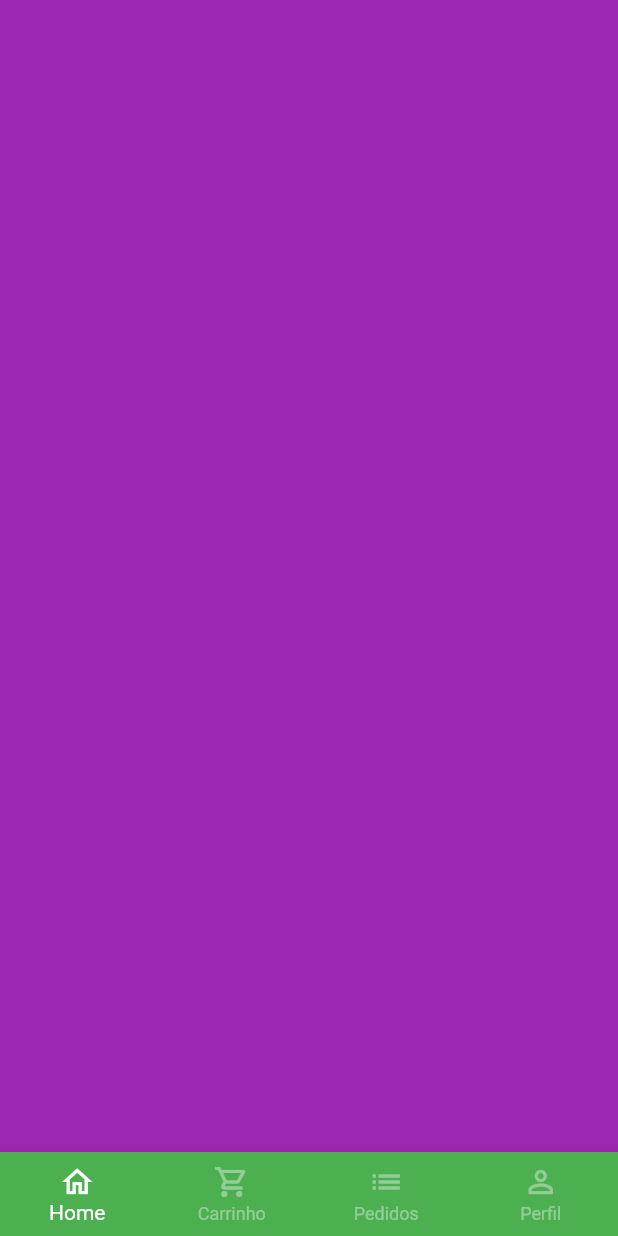
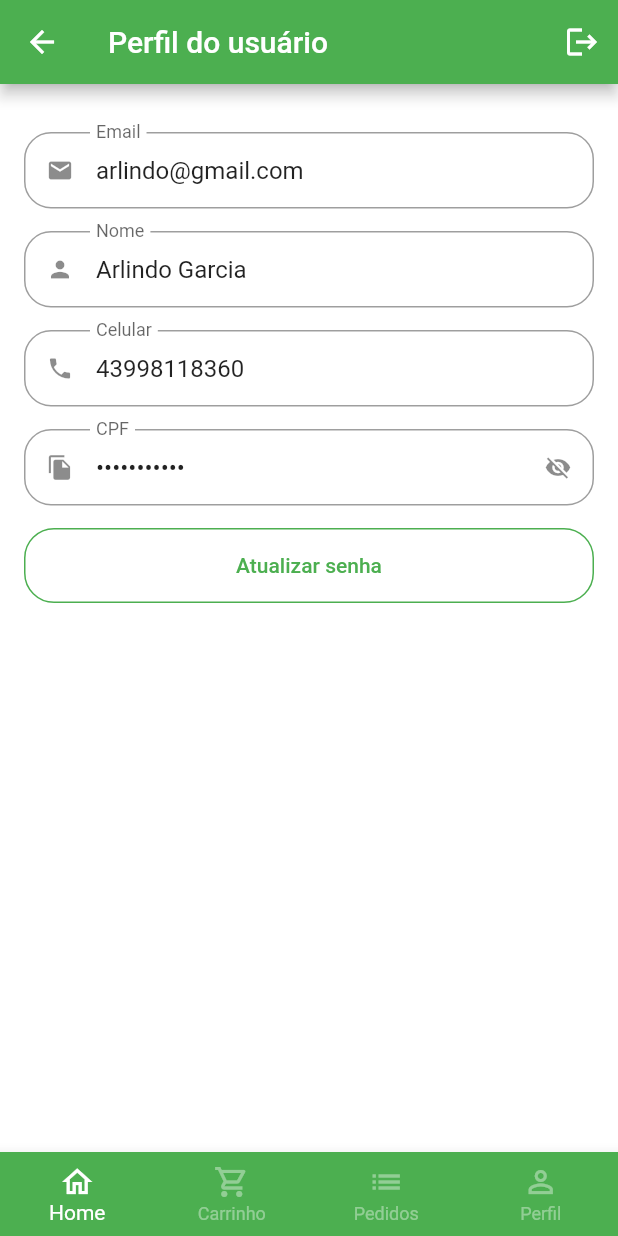
Before and after one commit to arlindogarcia/quitanta_flutter, a Flutter app: the BaseScreen screen opened directly, swiped to page 4, on a phone screen of 412 x 824 dp. Run offline on Flutter 3.47's test engine with Material 2 defaults, Android fonts, the light colour scheme and no system bars; our stand-ins replace animated_text_kit, badges, mask_text_input_formatter.

Commit message:
Feat: tela de perfil

```diff
--- a/lib/src/config/app_data.dart
+++ b/lib/src/config/app_data.dart
@@ -1,5 +1,6 @@
-import 'package:quitanta_flutter/src/config/cart_item_model.dart';
+import 'package:quitanta_flutter/src/models/cart_item_model.dart';
 import 'package:quitanta_flutter/src/models/item_model.dart';
+import 'package:quitanta_flutter/src/models/user_model.dart';
 
 ItemModel apple = ItemModel(
   description:
@@ -89,3 +90,12 @@
     quantity: 3,
   ),
 ];
+
+// Usuário
+UserModel user = UserModel(
+  phone: '43998118360',
+  name: 'Arlindo Garcia',
+  email: 'arlindo@gmail.com',
+  cpf: '12950763901',
+  password: '123456',
+);
--- /dev/null
+++ b/lib/src/models/user_model.dart
@@ -0,0 +1,15 @@
+class UserModel {
+  String name;
+  String email;
+  String phone;
+  String cpf;
+  String password;
+
+  UserModel({
+    required this.name,
+    required this.email,
+    required this.phone,
+    required this.cpf,
+    required this.password,
+  });
+}
--- a/lib/src/pages/auth/sign_in_screen.dart
+++ b/lib/src/pages/auth/sign_in_screen.dart
@@ -1,7 +1,7 @@
 import 'package:animated_text_kit/animated_text_kit.dart';
 import 'package:flutter/material.dart';
 import 'package:quitanta_flutter/src/config/custom_colors.dart';
-import 'package:quitanta_flutter/src/pages/auth/components/custom_text_field.dart';
+import 'package:quitanta_flutter/src/pages/common_widgets/custom_text_field.dart';
 import 'package:quitanta_flutter/src/pages/auth/sign_up_screen.dart';
 import 'package:quitanta_flutter/src/pages/base/base_screen.dart';
 
--- a/lib/src/pages/auth/sign_up_screen.dart
+++ b/lib/src/pages/auth/sign_up_screen.dart
@@ -1,7 +1,7 @@
 import 'package:flutter/material.dart';
 import 'package:mask_text_input_formatter/mask_text_input_formatter.dart';
 import 'package:quitanta_flutter/src/config/custom_colors.dart';
-import 'package:quitanta_flutter/src/pages/auth/components/custom_text_field.dart';
+import 'package:quitanta_flutter/src/pages/common_widgets/custom_text_field.dart';
 
 class SignUpScreen extends StatelessWidget {
   SignUpScreen({Key? key}) : super(key: key);
--- a/lib/src/pages/base/base_screen.dart
+++ b/lib/src/pages/base/base_screen.dart
@@ -1,6 +1,7 @@
 import 'package:flutter/material.dart';
 import 'package:quitanta_flutter/src/pages/cart/cart_tab.dart';
 import 'package:quitanta_flutter/src/pages/home/home_tab.dart';
+import 'package:quitanta_flutter/src/pages/profile/profile_tab.dart';
 
 class BaseScreen extends StatefulWidget {
   const BaseScreen({Key? key}) : super(key: key);
@@ -21,9 +22,9 @@
         controller: pageConttroller,
         children: [
           const HomeTab(),
-          CartTab(),
-          Container(color: Colors.blue),
+          const CartTab(),
           Container(color: Colors.purple),
+          const ProfileTab(),
         ],
       ),
       bottomNavigationBar: BottomNavigationBar(
--- a/lib/src/pages/cart/cart_tab.dart
+++ b/lib/src/pages/cart/cart_tab.dart
@@ -1,5 +1,5 @@
 import 'package:flutter/material.dart';
-import 'package:quitanta_flutter/src/config/cart_item_model.dart';
+import 'package:quitanta_flutter/src/models/cart_item_model.dart';
 import 'package:quitanta_flutter/src/config/custom_colors.dart';
 import 'package:quitanta_flutter/src/pages/cart/components/cart_tile.dart';
 import 'package:quitanta_flutter/src/services/utils_services.dart';
--- a/lib/src/pages/cart/components/cart_tile.dart
+++ b/lib/src/pages/cart/components/cart_tile.dart
@@ -1,5 +1,5 @@
 import 'package:flutter/material.dart';
-import 'package:quitanta_flutter/src/config/cart_item_model.dart';
+import 'package:quitanta_flutter/src/models/cart_item_model.dart';
 import 'package:quitanta_flutter/src/config/custom_colors.dart';
 import 'package:quitanta_flutter/src/pages/common_widgets/quantity_widget.dart';
 import 'package:quitanta_flutter/src/services/utils_services.dart';
--- a/lib/src/pages/auth/components/custom_text_field.dart
+++ b/lib/src/pages/common_widgets/custom_text_field.dart
@@ -6,6 +6,8 @@
   final String label;
   final bool isSecret;
   final List<TextInputFormatter>? inputFormatters;
+  final String? initialValue;
+  final bool readOnly;
 
   const CustomTextField({
     Key? key,
@@ -13,6 +15,8 @@
     required this.label,
     this.isSecret = false,
     this.inputFormatters,
+    this.initialValue,
+    this.readOnly = false,
   }) : super(key: key);
 
   @override
@@ -34,6 +38,8 @@
     return Padding(
       padding: const EdgeInsets.only(bottom: 15),
       child: TextFormField(
+        initialValue: widget.initialValue,
+        readOnly: widget.readOnly,
         inputFormatters: widget.inputFormatters,
         obscureText: isObscure,
         decoration: InputDecoration(
--- /dev/null
+++ b/lib/src/pages/profile/profile_tab.dart
@@ -0,0 +1,154 @@
+import 'package:flutter/material.dart';
+import 'package:quitanta_flutter/src/pages/common_widgets/custom_text_field.dart';
+import 'package:quitanta_flutter/src/config/app_data.dart' as appData;
+
+class ProfileTab extends StatefulWidget {
+  const ProfileTab({Key? key}) : super(key: key);
+
+  @override
+  State<ProfileTab> createState() => _ProfileTabState();
+}
+
+class _ProfileTabState extends State<ProfileTab> {
+  @override
+  Widget build(BuildContext context) {
+    return Scaffold(
+      appBar: AppBar(
+        title: const Text('Perfil do usuário'),
+        actions: [
+          IconButton(
+            onPressed: () {},
+            icon: const Icon(Icons.logout),
+          ),
+        ],
+      ),
+      body: ListView(
+        physics: const BouncingScrollPhysics(),
+        padding: const EdgeInsets.fromLTRB(16, 32, 16, 16),
+        children: [
+          // Email
+          CustomTextField(
+            icon: Icons.email,
+            label: 'Email',
+            initialValue: appData.user.email,
+            readOnly: true,
+          ),
+          // Nome
+          CustomTextField(
+            icon: Icons.person,
+            label: 'Nome',
+            initialValue: appData.user.name,
+            readOnly: true,
+          ),
+          // Celular
+          CustomTextField(
+            icon: Icons.phone,
+            label: 'Celular',
+            initialValue: appData.user.phone,
+            readOnly: true,
+          ),
+          // CPF
+          CustomTextField(
+            icon: Icons.file_copy,
+            label: 'CPF',
+            isSecret: true,
+            initialValue: appData.user.cpf,
+            readOnly: true,
+          ),
+          // Senha
+          SizedBox(
+            height: 50,
+            child: OutlinedButton(
+              style: OutlinedButton.styleFrom(
+                side: const BorderSide(
+                  color: Colors.green,
+                ),
+                shape: RoundedRectangleBorder(
+                  borderRadius: BorderRadius.circular(20),
+                ),
+              ),
+              onPressed: () async {
+                updatePassword();
+              },
+              child: const Text('Atualizar senha'),
+            ),
+          )
+        ],
+      ),
+    );
+  }
+
+  Future<bool?> updatePassword() {
+    return showDialog(
+      context: context,
+      builder: (context) {
+        return Dialog(
+          shape: RoundedRectangleBorder(
+            borderRadius: BorderRadius.circular(20),
+          ),
+          child: Stack(
+            children: [
+              Padding(
+                padding: const EdgeInsets.all(16),
+                child: Column(
+                  crossAxisAlignment: CrossAxisAlignment.stretch,
+                  mainAxisSize: MainAxisSize.min,
+                  children: [
+                    const Padding(
+                      padding: EdgeInsets.symmetric(vertical: 12),
+                      child: Text(
+                        'Atualização de senha',
+                        textAlign: TextAlign.center,
+                        style: TextStyle(
+                          fontSize: 18,
+                          fontWeight: FontWeight.bold,
+                        ),
+                      ),
+                    ),
+                    const CustomTextField(
+                      icon: Icons.lock,
+                      label: 'Senha atual',
+                      isSecret: true,
+                    ),
+                    const CustomTextField(
+                      icon: Icons.lock_outline,
+                      label: 'Nova senha',
+                      isSecret: true,
+                    ),
+                    const CustomTextField(
+                      icon: Icons.lock_outline,
+                      label: 'Confirmar nova senha',
+                      isSecret: true,
+                    ),
+                    SizedBox(
+                      height: 45,
+                      child: ElevatedButton(
+                        style: ElevatedButton.styleFrom(
+                          shape: RoundedRectangleBorder(
+                            borderRadius: BorderRadius.circular(20),
+                          ),
+                        ),
+                        onPressed: () {},
+                        child: const Text('Atualizar'),
+                      ),
+                    ),
+                  ],
+                ),
+              ),
+              Positioned(
+                top: 5,
+                right: 5,
+                child: IconButton(
+                  onPressed: () {
+                    Navigator.of(context).pop();
+                  },
+                  icon: const Icon(Icons.close),
+                ),
+              ),
+            ],
+          ),
+        );
+      },
+    );
+  }
+}
```
Also changed, not shown: lib/src/models/cart_item_model.dart (renamed from lib/src/config/cart_item_model.dart).
